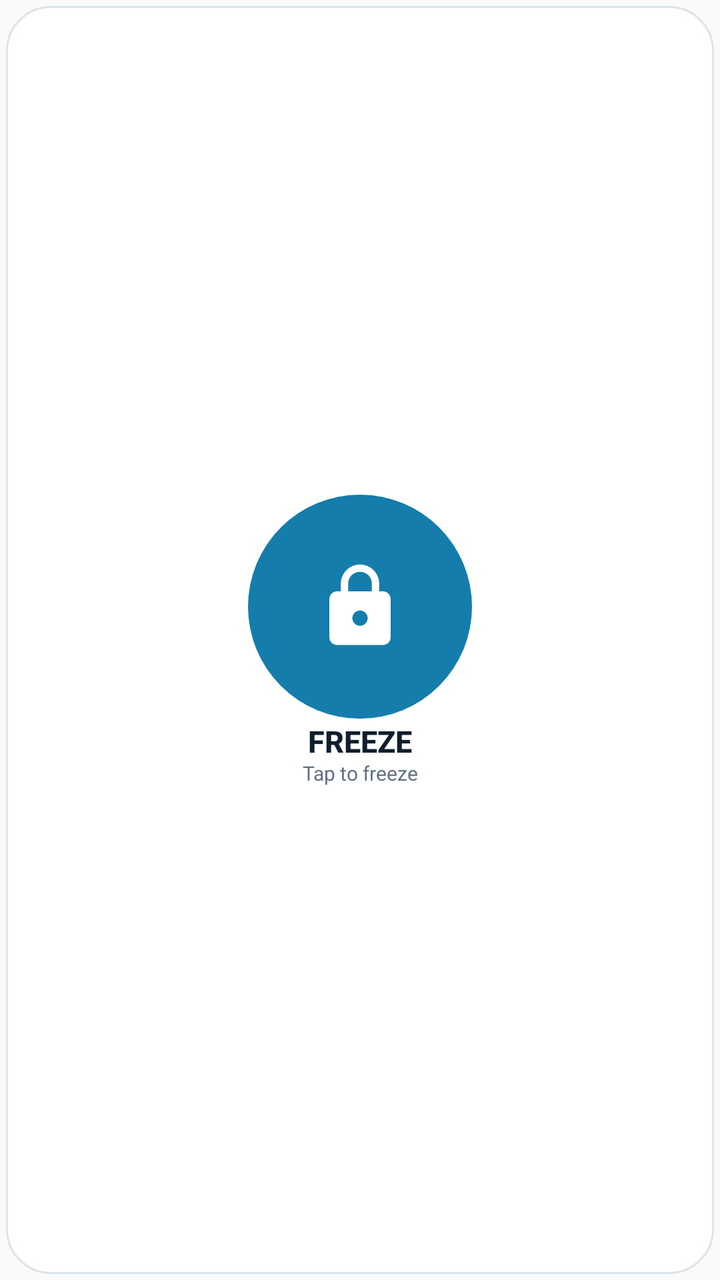
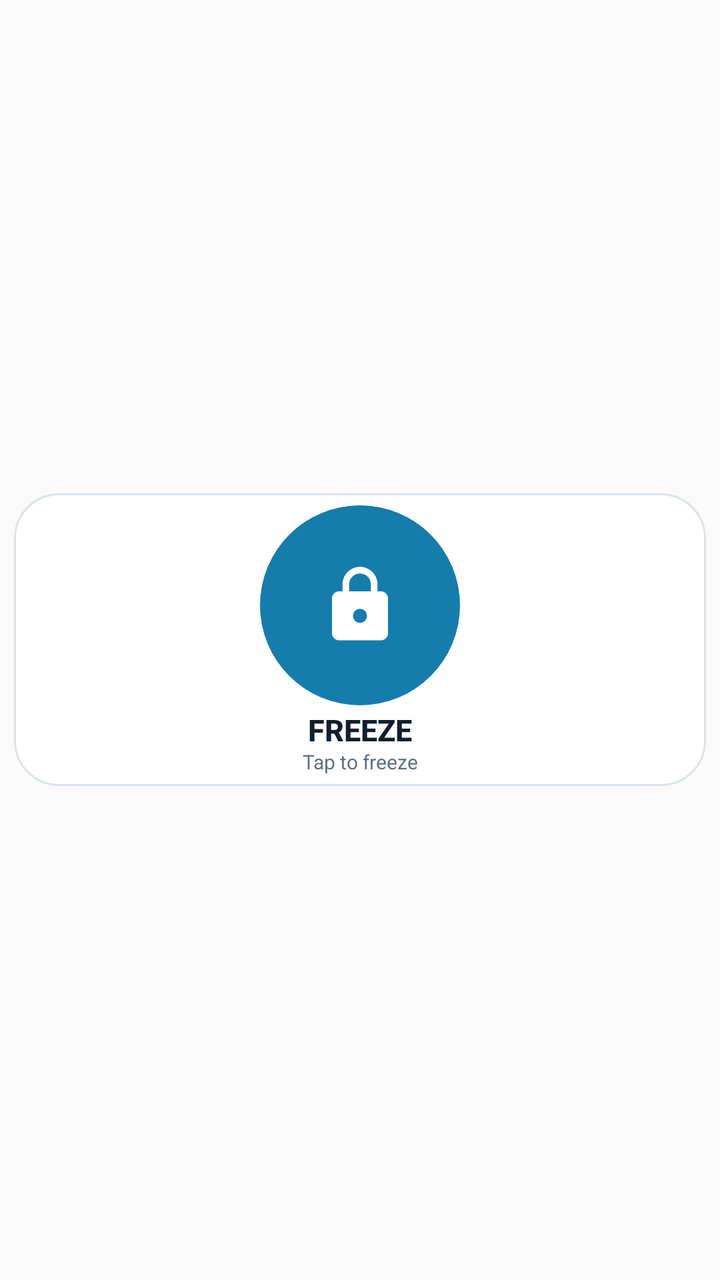

The first picture is an Android layout as it rendered before a commit; the second is the same layout after the commit. The layout source and the unified diff follow.
<!-- AndroidManifest.xml: application theme android:Theme.Material.Light.NoActionBar -->
<!-- res/layout/widget_frostlock.xml -->
<?xml version="1.0" encoding="utf-8"?>
<FrameLayout xmlns:android="http://schemas.android.com/apk/res/android"
    android:id="@+id/widget_root"
    android:layout_width="match_parent"
    android:layout_height="match_parent"
    android:background="@drawable/widget_card"
    android:padding="6dp">

    <LinearLayout
        android:layout_width="match_parent"
        android:layout_height="match_parent"
        android:gravity="center"
        android:orientation="vertical">

        <FrameLayout
            android:id="@+id/widget_circle"
            android:layout_width="112dp"
            android:layout_height="112dp"
            android:background="@drawable/widget_circle_primary">

            <ImageView
                android:id="@+id/widget_icon"
                android:layout_width="46dp"
                android:layout_height="46dp"
                android:layout_gravity="center"
                android:contentDescription="@string/widget_action_description"
                android:src="@drawable/ic_widget_lock_white" />

            <ProgressBar
                android:id="@+id/widget_progress"
                style="@android:style/Widget.Material.ProgressBar.Small"
                android:layout_width="28dp"
                android:layout_height="28dp"
                android:layout_gravity="center"
                android:indeterminate="true"
                android:visibility="gone" />
        </FrameLayout>

        <TextView
            android:id="@+id/widget_label"
            android:layout_width="wrap_content"
            android:layout_height="wrap_content"
            android:layout_marginTop="3dp"
            android:fontFamily="sans-serif-medium"
            android:includeFontPadding="false"
            android:text="@string/widget_action_freeze"
            android:textColor="#101E2E"
            android:textSize="15sp"
            android:textStyle="bold" />

        <TextView
            android:id="@+id/widget_status"
            android:layout_width="match_parent"
            android:layout_height="wrap_content"
            android:layout_marginTop="1dp"
            android:ellipsize="end"
            android:gravity="center"
            android:includeFontPadding="false"
            android:maxLines="2"
            android:text="@string/widget_status_ready"
            android:textColor="#607181"
            android:textSize="10sp" />
    </LinearLayout>
</FrameLayout>
<!-- resources referenced by this layout -->
<resources>
  <!-- drawable ic_widget_lock_white (drawable) -->
  <?xml version="1.0" encoding="utf-8"?>
  <vector xmlns:android="http://schemas.android.com/apk/res/android"
      android:width="24dp"
      android:height="24dp"
      android:viewportWidth="24"
      android:viewportHeight="24">
      <path
          android:fillColor="#FFFFFF"
          android:pathData="M18,8h-1V6c0,-2.76 -2.24,-5 -5,-5S7,3.24 7,6v2H6c-1.1,0 -2,0.9 -2,2v10c0,1.1 0.9,2 2,2h12c1.1,0 2,-0.9 2,-2V10c0,-1.1 -0.9,-2 -2,-2zM12,17c-1.1,0 -2,-0.9 -2,-2s0.9,-2 2,-2 2,0.9 2,2 -0.9,2 -2,2zM15.1,8H8.9V6c0,-1.71 1.39,-3.1 3.1,-3.1 1.71,0 3.1,1.39 3.1,3.1v2z" />
  </vector>
  <!-- drawable widget_card (drawable) -->
  <?xml version="1.0" encoding="utf-8"?>
  <inset xmlns:android="http://schemas.android.com/apk/res/android"
      android:insetBottom="3dp"
      android:insetLeft="3dp"
      android:insetRight="3dp"
      android:insetTop="3dp">
  
      <shape android:shape="rectangle">
          <corners android:radius="22dp" />
          <solid android:color="#FFFFFF" />
          <stroke
              android:width="1dp"
              android:color="#DCE4EA" />
      </shape>
  </inset>
  <!-- drawable widget_circle_primary (drawable) -->
  <?xml version="1.0" encoding="utf-8"?>
  <shape xmlns:android="http://schemas.android.com/apk/res/android"
      android:shape="oval">
      <solid android:color="#147DAB" />
  </shape>
  <string name="widget_action_description">Freeze or unfreeze this PC</string>
  <string name="widget_action_freeze">FREEZE</string>
  <string name="widget_status_ready">Tap to freeze</string>
</resources>

<!-- the commit's change to res/layout/widget_frostlock.xml (unified diff, before → after) -->
@@ -3,25 +3,29 @@
     android:id="@+id/widget_root"
     android:layout_width="match_parent"
     android:layout_height="match_parent"
-    android:background="@drawable/widget_card"
-    android:padding="6dp">
+    android:padding="4dp">
 
+    
     <LinearLayout
         android:layout_width="match_parent"
-        android:layout_height="match_parent"
+        android:layout_height="wrap_content"
+        android:layout_gravity="center"
+        android:background="@drawable/widget_card"
         android:gravity="center"
-        android:orientation="vertical">
+        android:orientation="vertical"
+        android:paddingHorizontal="10dp"
+        android:paddingVertical="9dp">
 
         <FrameLayout
             android:id="@+id/widget_circle"
-            android:layout_width="112dp"
-            android:layout_height="112dp"
+            android:layout_width="100dp"
+            android:layout_height="100dp"
             android:background="@drawable/widget_circle_primary">
 
             <ImageView
                 android:id="@+id/widget_icon"
-                android:layout_width="46dp"
-                android:layout_height="46dp"
+                android:layout_width="42dp"
+                android:layout_height="42dp"
                 android:layout_gravity="center"
                 android:contentDescription="@string/widget_action_description"
                 android:src="@drawable/ic_widget_lock_white" />
@@ -29,8 +33,8 @@
             <ProgressBar
                 android:id="@+id/widget_progress"
                 style="@android:style/Widget.Material.ProgressBar.Small"
-                android:layout_width="28dp"
-                android:layout_height="28dp"
+                android:layout_width="26dp"
+                android:layout_height="26dp"
                 android:layout_gravity="center"
                 android:indeterminate="true"
                 android:visibility="gone" />
@@ -40,9 +44,10 @@
             android:id="@+id/widget_label"
             android:layout_width="wrap_content"
             android:layout_height="wrap_content"
-            android:layout_marginTop="3dp"
+            android:layout_marginTop="4dp"
             android:fontFamily="sans-serif-medium"
             android:includeFontPadding="false"
+            android:maxLines="1"
             android:text="@string/widget_action_freeze"
             android:textColor="#101E2E"
             android:textSize="15sp"
